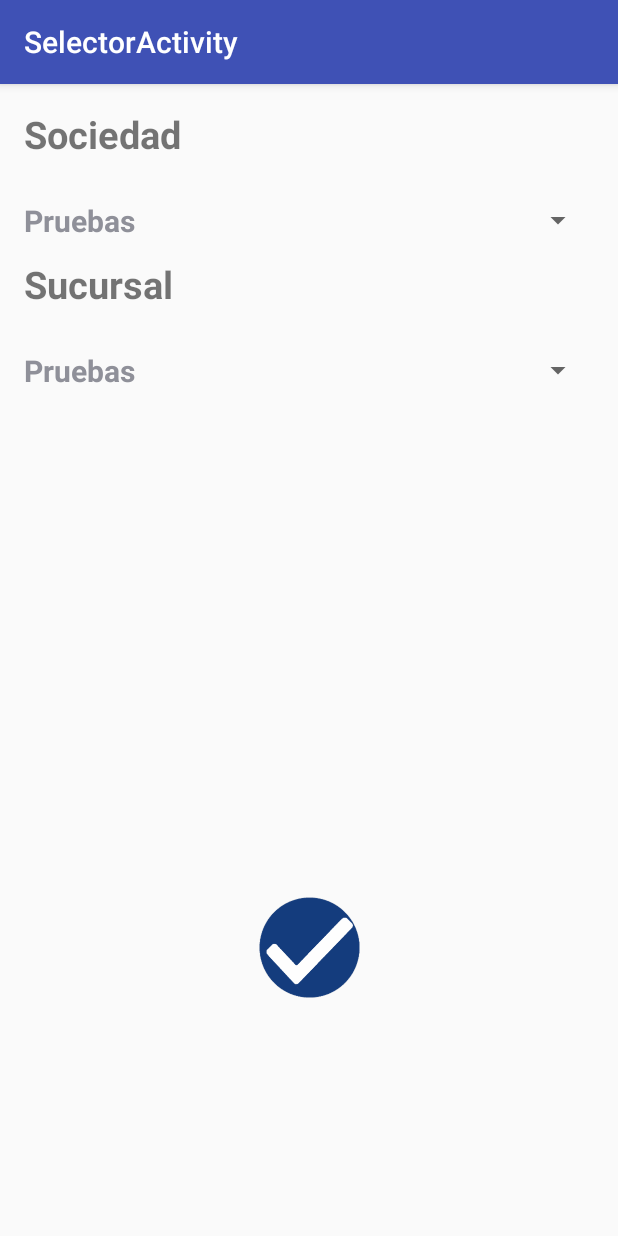
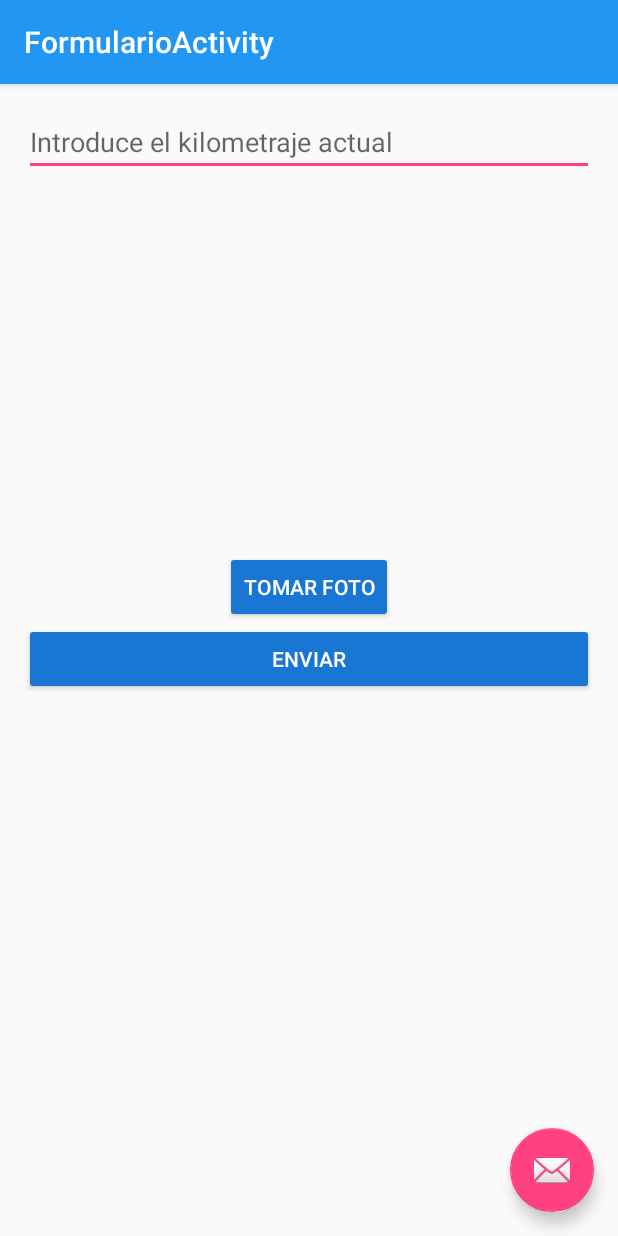
Before and after one commit to Saul1317/EntregasAcerosOcotlan, an Android app: the screen it shows after launch (SelectorActivity before the commit, FormularioActivity after it), on a phone screen of 412 x 824 dp. Run offline under Robolectric (Android 15) with nearby library versions, the phone set to English and light mode, and no system bars.

Commit message:
MandarFormulario retrofit Tomar fotos (error)

```diff
--- a/app/src/main/AndroidManifest.xml
+++ b/app/src/main/AndroidManifest.xml
@@ -2,6 +2,8 @@
 <manifest xmlns:android="http://schemas.android.com/apk/res/android"
     package="com.acerosocotlan.entregasacerosocotlan">
 
+    <uses-permission android:name="android.permission.CAMERA"/>
+    <uses-permission android:name="android.permission.WRITE_EXTERNAL_STORAGE"/>
     <uses-permission android:name="android.permission.ACCESS_FINE_LOCATION"/>
     <uses-permission android:name="android.permission.ACCESS_COARSE_LOCATION"/>
     <uses-permission android:name="android.permission.INTERNET"/>
--- a/app/src/main/java/com/acerosocotlan/entregasacerosocotlan/Adaptador/AdapterRecyclerView.java
+++ b/app/src/main/java/com/acerosocotlan/entregasacerosocotlan/Adaptador/AdapterRecyclerView.java
@@ -55,7 +55,7 @@ public class AdapterRecyclerView extends RecyclerView.Adapter<AdapterRecyclerVie
         final Camion_retrofit camionInstancia = camionArrayList.get(position);
         holder.nombre_chofer_Cardview.setText(camionInstancia.getNombre());
         Picasso.with(context).load(camionInstancia.getFotoCamion().toString()).fit().into(holder.foto_fondo_Cardview);
-        Picasso.with(context).load(camionInstancia.getFotoChofer()).fit().into(holder.foto_perfil_Cardview);
+        Picasso.with(context).load(camionInstancia.getFotoChofer()).fit().placeholder(R.drawable.obrero).into(holder.foto_perfil_Cardview);
         holder.foto_fondo_Cardview.setOnClickListener(new View.OnClickListener() {
             @Override
             public void onClick(View view) {
--- a/app/src/main/java/com/acerosocotlan/entregasacerosocotlan/controlador/SplashV2.java
+++ b/app/src/main/java/com/acerosocotlan/entregasacerosocotlan/controlador/SplashV2.java
@@ -30,7 +30,8 @@ public class SplashV2 extends AppCompatActivity {
         new Handler().postDelayed(new Runnable() {
             @Override
             public void run() {
-                CargarActivity();
+                Intent intentRutas = new Intent(SplashV2.this, FormularioActivity.class);
+                startActivity(intentRutas);
             }
         },3000);
     }
--- a/app/src/main/java/com/acerosocotlan/entregasacerosocotlan/modelo/NetworkService.java
+++ b/app/src/main/java/com/acerosocotlan/entregasacerosocotlan/modelo/NetworkService.java
@@ -30,10 +30,9 @@ public interface NetworkService {
 
     @FormUrlEncoded
     @POST
-    Call<ResponseBody> MandarFormularioPost(@Url String url,
+    Call<List<String>> MandarFormularioPost(@Url String url,
                                             @Field("fechainicio") String fecha,
                                             @Field("latinicio") String latitud,
                                             @Field("loninicio") String longitud,
-                                            @Field("kminicio") String km
-                                            );
+                                            @Field("kminicio") String km);
 }
--- a/app/src/main/res/layout/content_formulario.xml
+++ b/app/src/main/res/layout/content_formulario.xml
@@ -10,27 +10,33 @@
     <LinearLayout
         android:layout_width="match_parent"
         android:layout_height="match_parent"
-        android:orientation="vertical">
-        <TextView
+        android:orientation="vertical"
+        android:padding="@dimen/margen_ventana">
+        <android.support.design.widget.TextInputEditText
+            android:layout_width="match_parent"
+            android:layout_height="wrap_content"
+            android:hint="@string/hint_edittext_km_camion"
+            android:inputType="number">
+        </android.support.design.widget.TextInputEditText>
+        <ImageView
+            android:id="@+id/imagen_formulario"
+            android:layout_width="match_parent"
+            android:layout_height="250dp"/>
+        <Button
+            android:id="@+id/btn_tomar_foto_formulario"
             android:layout_width="wrap_content"
             android:layout_height="wrap_content"
-            android:text="Kilometraje"
-            android:textSize="20sp"/>
-        <EditText
-            android:id="@+id/edt_kilometraje"
-            android:layout_width="match_parent"
-            android:layout_height="wrap_content"/>
-        <TextView
-            android:id="@+id/txt_fecha_hora_formulario"
-            android:layout_width="wrap_content"
-            android:layout_height="wrap_content"
-            android:text="Fecha y Hora"
-            android:textSize="27sp"/>
+            android:text="Tomar Foto"
+            android:layout_gravity="center_horizontal"
+            android:theme="@style/Boton_enviar_formulario"
+            />
         <Button
             android:id="@+id/btn_enviar_formulario"
             android:layout_width="match_parent"
             android:layout_height="wrap_content"
             android:text="Enviar"
+            android:layout_gravity="bottom"
+            android:theme="@style/Boton_enviar_formulario"
             />
     </LinearLayout>
 </android.support.constraint.ConstraintLayout>
--- a/app/src/main/res/values/colors.xml
+++ b/app/src/main/res/values/colors.xml
@@ -1,6 +1,11 @@
 <?xml version="1.0" encoding="utf-8"?>
 <resources>
-    <color name="colorPrimary">#3F51B5</color>
-    <color name="colorPrimaryDark">#303F9F</color>
+    <color name="colorPrimary">#2196F3</color>
+    <color name="colorPrimaryDark">#1976D2</color>
+    <color name="primary_light">#BBDEFB</color>
     <color name="colorAccent">#FF4081</color>
+    <color name="primary_text">#212121</color>
+    <color name="secondary_text">#757575</color>
+    <color name="icons">#FFFFFF</color>
+    <color name="divider">#BDBDBD</color>
 </resources>
--- a/app/src/main/res/values/strings.xml
+++ b/app/src/main/res/values/strings.xml
@@ -13,4 +13,5 @@
     <string name="titulo_toolbar_rutas">Rutas</string>
     <string name="title_activity_referencia">Referencia</string>
     <string name="title_activity_formulario">FormularioActivity</string>
+    <string name="hint_edittext_km_camion">Introduce el kilometraje actual</string>
 </resources>
--- a/app/src/main/res/values/styles.xml
+++ b/app/src/main/res/values/styles.xml
@@ -42,4 +42,10 @@
         <item name="windowNoTitle">true</item>
     </style>
 
+    <style name="Boton_enviar_formulario" parent="Theme.AppCompat.Light">
+        <item name="colorButtonNormal">@color/colorPrimaryDark</item>
+        <item name="colorControlHighlight">@color/colorPrimary</item>
+        <item name="android:textColor">@color/icons</item>
+    </style>
+
 </resources>
```
Also changed, not shown: app/src/main/java/com/acerosocotlan/entregasacerosocotlan/controlador/FormularioActivity.java (+55 -26 lines).
